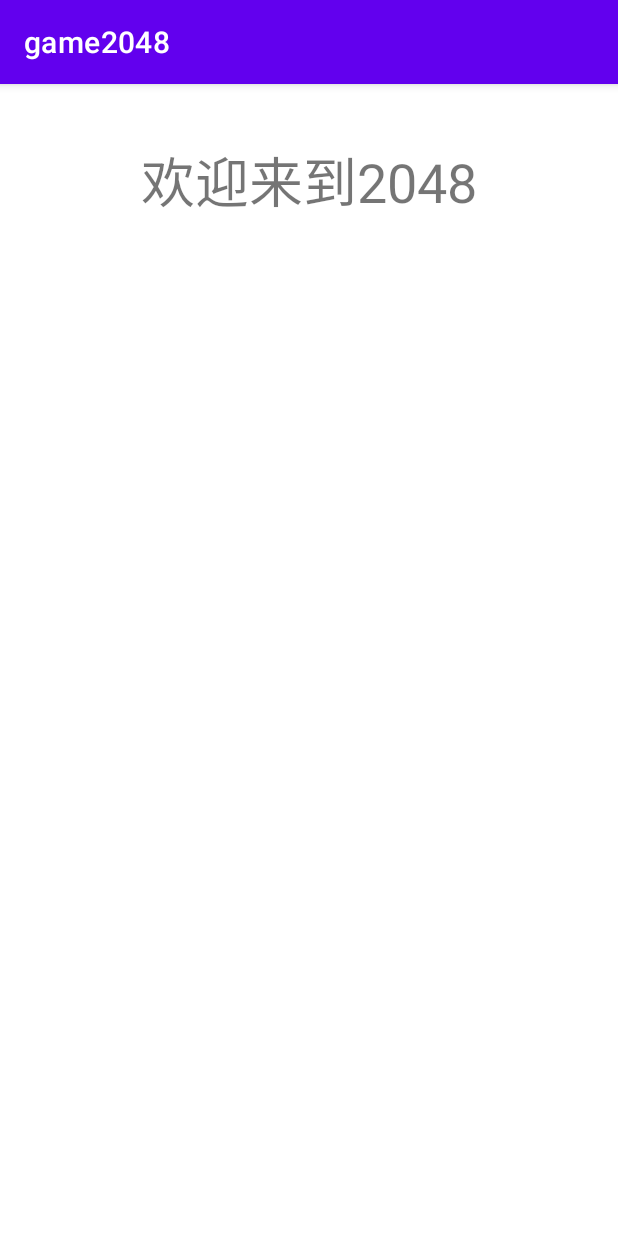
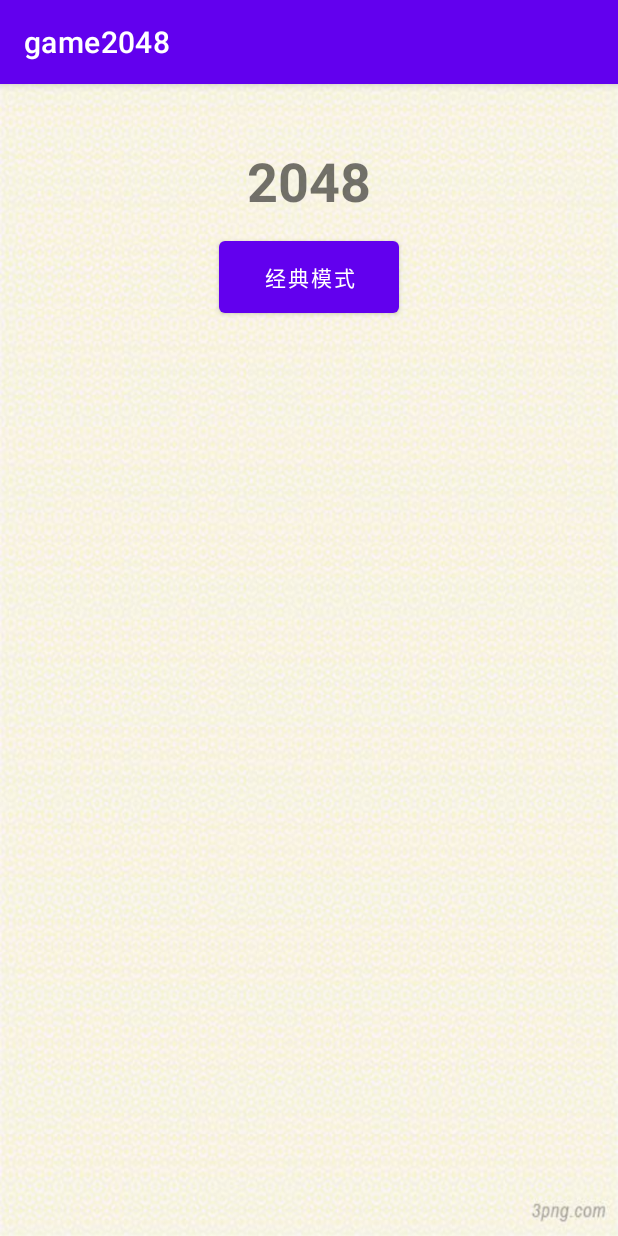
Before and after one commit to maoyifanEE/simpleGameWithKotlin_2048, an Android app: the screen it shows after launch (MainActivity), on a phone screen of 412 x 824 dp. Run offline under Robolectric (Android 15) with nearby library versions, the phone set to English and light mode, and no system bars.

Commit message:
add fragment

```diff
--- a/app/src/main/AndroidManifest.xml
+++ b/app/src/main/AndroidManifest.xml
@@ -12,6 +12,7 @@
         android:roundIcon="@mipmap/ic_launcher_round"
         android:supportsRtl="true"
         android:theme="@style/Theme.Game2048"
+        android:screenOrientation="locked"
         tools:targetApi="31">
         <activity
             android:name=".MainActivity"
--- /dev/null
+++ b/app/src/main/java/com/example/game2048/GameFragment.kt
@@ -0,0 +1,19 @@
+package com.example.game2048
+
+import android.os.Bundle
+import android.view.LayoutInflater
+import android.view.View
+import android.view.ViewGroup
+import androidx.fragment.app.Fragment
+
+class GameFragment : Fragment() {
+    override fun onCreateView(
+        inflater: LayoutInflater,
+        container: ViewGroup?,
+        savedInstanceState: Bundle?
+    ): View? {
+        val view : View = inflater.inflate(R.layout.fragment_game,container,false)
+
+        return view
+    }
+}
--- a/app/src/main/java/com/example/game2048/MainActivity.kt
+++ b/app/src/main/java/com/example/game2048/MainActivity.kt
@@ -1,11 +1,27 @@
 package com.example.game2048
 
+import android.annotation.SuppressLint
 import androidx.appcompat.app.AppCompatActivity
 import android.os.Bundle
+import android.widget.Button
+import android.widget.Toast
+import androidx.fragment.app.Fragment
 
 class MainActivity : AppCompatActivity() {
     override fun onCreate(savedInstanceState: Bundle?) {
         super.onCreate(savedInstanceState)
         setContentView(R.layout.activity_main)
+
+
+        goToFragment(StartFragment())
+
+    }
+
+    private fun goToFragment(fragment: Fragment) {
+        supportFragmentManager
+            .beginTransaction()
+            .replace(R.id.mainActivity_fcv_default,fragment)
+            .addToBackStack(null)
+            .commit()
     }
 }
--- /dev/null
+++ b/app/src/main/java/com/example/game2048/StartFragment.kt
@@ -0,0 +1,21 @@
+package com.example.game2048
+
+import android.os.Bundle
+import android.view.LayoutInflater
+import android.view.View
+import android.view.ViewGroup
+import androidx.fragment.app.Fragment
+
+class StartFragment : Fragment() {
+    override fun onCreateView(
+        inflater: LayoutInflater,
+        container: ViewGroup?,
+        savedInstanceState: Bundle?
+    ): View? {
+        val view : View = inflater.inflate(R.layout.fragment_start,container,false)
+
+
+
+        return view
+    }
+}
--- a/app/src/main/res/layout/activity_main.xml
+++ b/app/src/main/res/layout/activity_main.xml
@@ -1,25 +1,24 @@
 <?xml version="1.0" encoding="utf-8"?>
-<androidx.constraintlayout.widget.ConstraintLayout xmlns:android="http://schemas.android.com/apk/res/android"
+<androidx.constraintlayout.widget.ConstraintLayout
+    xmlns:android="http://schemas.android.com/apk/res/android"
     xmlns:app="http://schemas.android.com/apk/res-auto"
     xmlns:tools="http://schemas.android.com/tools"
+    android:orientation="vertical"
     android:layout_width="match_parent"
     android:layout_height="match_parent"
     tools:context=".MainActivity">
 
-    <TextView
-        android:layout_width="wrap_content"
-        android:layout_height="wrap_content"
-        android:text="欢迎来到2048"
-        android:textSize="36dp"
-        app:layout_constraintBottom_toBottomOf="parent"
-        app:layout_constraintEnd_toEndOf="parent"
-        app:layout_constraintHorizontal_bias="0.5"
-        app:layout_constraintStart_toStartOf="parent"
-        app:layout_constraintTop_toTopOf="parent"
-        app:layout_constraintVertical_bias="0.052" />
 
-    <ImageView
+
+
+
+    <androidx.fragment.app.FragmentContainerView
+        android:id="@+id/mainActivity_fcv_default"
         android:layout_width="match_parent"
-        android:layout_height="match_parent"/>
+        android:layout_height="match_parent">
+    </androidx.fragment.app.FragmentContainerView>
+
+
+
 
 </androidx.constraintlayout.widget.ConstraintLayout>
--- /dev/null
+++ b/app/src/main/res/layout/fragment_game.xml
@@ -0,0 +1,12 @@
+<?xml version="1.0" encoding="utf-8"?>
+<androidx.constraintlayout.widget.ConstraintLayout xmlns:android="http://schemas.android.com/apk/res/android"
+    android:layout_width="match_parent"
+    android:layout_height="match_parent">
+
+    <TextView
+        android:text="gameInterface"
+        android:layout_width="match_parent"
+        android:layout_height="match_parent"/>
+
+
+</androidx.constraintlayout.widget.ConstraintLayout>
--- /dev/null
+++ b/app/src/main/res/layout/fragment_start.xml
@@ -0,0 +1,34 @@
+<?xml version="1.0" encoding="utf-8"?>
+<androidx.constraintlayout.widget.ConstraintLayout xmlns:android="http://schemas.android.com/apk/res/android"
+    android:layout_width="match_parent"
+    android:layout_height="match_parent"
+    xmlns:app="http://schemas.android.com/apk/res-auto">
+
+    <ImageView
+        android:background="@drawable/start_frag_background"
+        android:layout_width="match_parent"
+        android:layout_height="match_parent"/>
+
+    <TextView
+        android:id="@+id/startFragment_tv_title"
+        android:text="2048"
+        android:textSize="36dp"
+        android:textStyle="bold"
+        app:layout_constraintTop_toTopOf="parent"
+        android:layout_marginTop="40dp"
+        app:layout_constraintEnd_toEndOf="parent"
+        app:layout_constraintStart_toStartOf="parent"
+        android:layout_width="wrap_content"
+        android:layout_height="wrap_content"/>
+
+    <Button
+        android:id="@+id/startFragment_btn_classic"
+        app:layout_constraintStart_toStartOf="@id/startFragment_tv_title"
+        app:layout_constraintEnd_toEndOf="@id/startFragment_tv_title"
+        app:layout_constraintTop_toBottomOf="@id/startFragment_tv_title"
+        android:text="经典模式"
+        android:layout_marginTop="10dp"
+        android:layout_width="120dp"
+        android:layout_height="60dp"/>
+
+</androidx.constraintlayout.widget.ConstraintLayout>
--- a/app/src/main/res/values/strings.xml
+++ b/app/src/main/res/values/strings.xml
@@ -1,3 +1,4 @@
 <resources>
     <string name="app_name">game2048</string>
+    <string name="enter">Enter</string>
 </resources>
```
Also changed, not shown: app/src/main/res/drawable-v24/start_frag_background.png (added).
